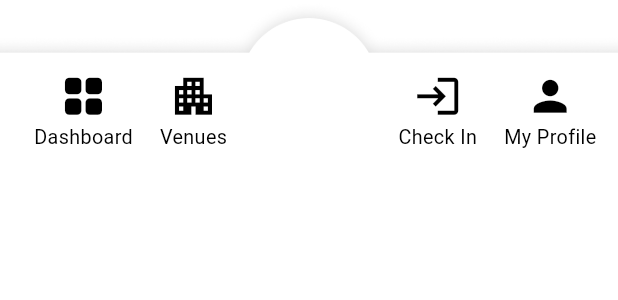
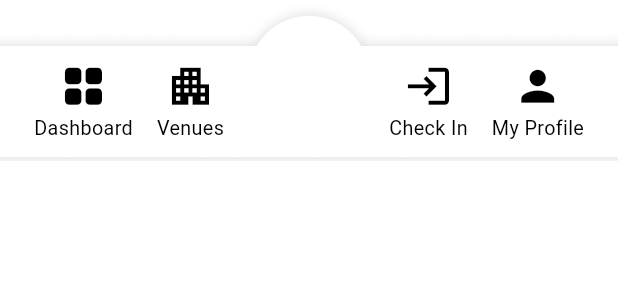
Before and after one commit to LovejeetSinghCyberbells/lovejeet_flock_business, a Flutter app: the CustomBottomBar widget shown alone on an empty page, opened directly with empty values, on a phone screen of 412 x 824 dp. Shown: the top 300 px of the screen. Run offline on Flutter 3.47's test engine with Material 3 defaults, Android fonts, the phone set to English and light mode, and no system bars; our stand-ins replace connectivity_plus, cross_file, dio, firebase_core, firebase_messaging, flutter_html and 15 more; missing offline and left inert: dart:ffi, flutter_branch_sdk, mobile_scanner, workmanager; accounts and stored records are empty; network calls fail.

Commit message:
new commit

```diff
--- a/lib/HomeScreen.dart
+++ b/lib/HomeScreen.dart
@@ -824,6 +824,7 @@ class _TabDashboardState extends State<TabDashboard>
       canAddVenue: canAddVenue,
       currentIndex: 0,
       body: Stack(
+        fit: StackFit.expand,
         children: [
           Container(
             color:
--- a/lib/custom_scaffold.dart
+++ b/lib/custom_scaffold.dart
@@ -5,7 +5,6 @@ import 'package:flock/venue.dart' as venue;
 import 'package:flock/checkIns.dart';
 import 'package:flock/profile_screen.dart' as profile;
 import 'package:flock/HomeScreen.dart';
-import 'package:flutter/services.dart';
 
 class Design {
   static const Color primaryColorOrange = Color.fromRGBO(255, 152, 0, 1);
@@ -342,7 +341,7 @@ class CustomBottomBar extends StatelessWidget {
 
     return Container(
       color: Design.getBackgroundColor(context),
-      height: screenHeight * 0.14,
+      height: screenHeight * 0.13,
       child: Stack(
         alignment: Alignment.center,
         children: [
@@ -357,15 +356,15 @@ class CustomBottomBar extends StatelessWidget {
                     ? 'assets/bottom_nav_dark.png'
                     : 'assets/bottom_nav.png',
                 fit: BoxFit.cover,
-                height: screenHeight * 0.16,
+                height: screenHeight * 0.14,
               ),
             ),
           ),
           Padding(
             padding: EdgeInsets.only(
-              top: screenHeight * 0.04,
+              top: screenHeight * 0.035,
               left: screenWidth * 0.05,
-              right: screenWidth * 0.03,
+              right: screenWidth * 0.05,
             ),
             child: Row(
               mainAxisAlignment: MainAxisAlignment.spaceBetween,
```
Also changed, not shown: 4 other files.
